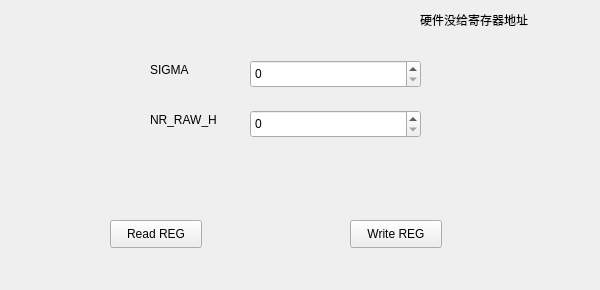
HuJingwen1211/MCISP, file Link_tab/nr_raw_tab.ui: the form before one commit.
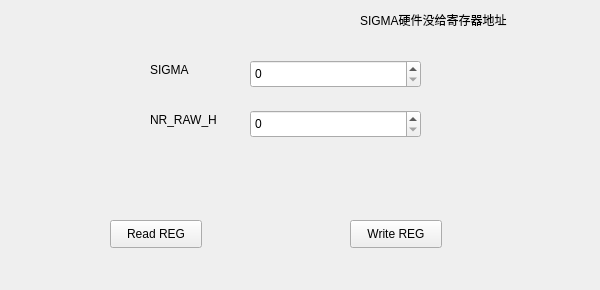
The form after the commit.

Diff of the .ui file:
```diff
--- a/Link_tab/nr_raw_tab.ui
+++ b/Link_tab/nr_raw_tab.ui
@@ -36,14 +36,14 @@
   <widget class="QLabel" name="label">
    <property name="geometry">
     <rect>
-     <x>420</x>
+     <x>360</x>
      <y>10</y>
-     <width>161</width>
-     <height>19</height>
+     <width>221</width>
+     <height>20</height>
     </rect>
    </property>
    <property name="text">
-    <string>硬件没给寄存器地址</string>
+    <string>SIGMA硬件没给寄存器地址</string>
    </property>
   </widget>
   <widget class="QLabel" name="label_2">
```
